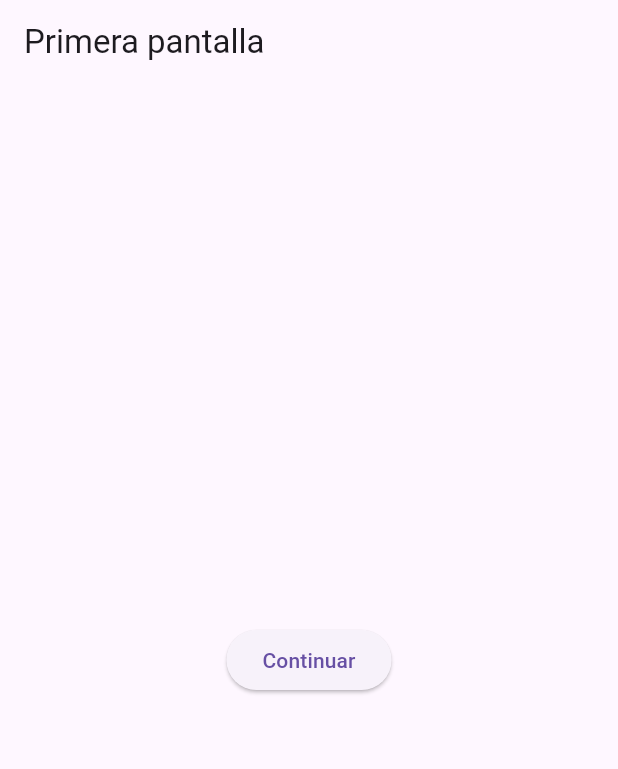
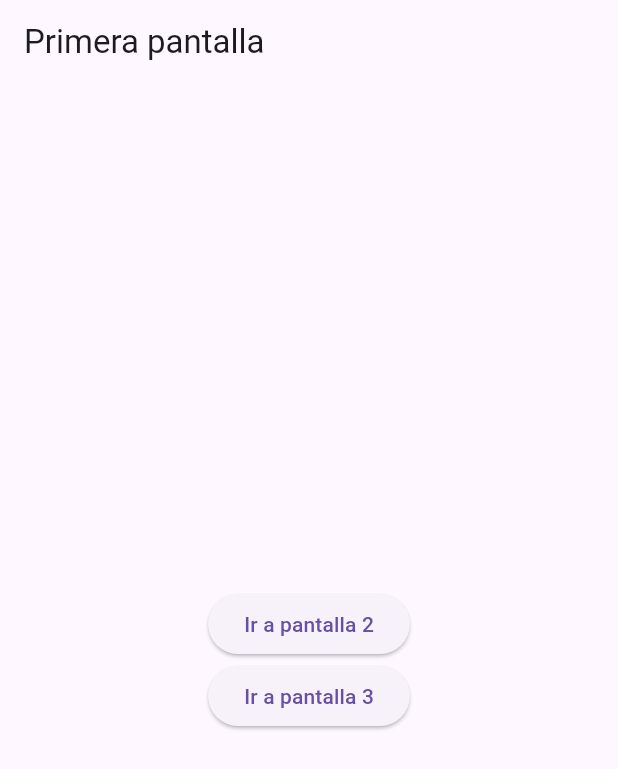
Before and after one commit to RafaEscobar/Flutter-Info-between-screens, a Flutter app: the screen it shows after launch, on a phone screen of 412 x 824 dp. Shown: the top 769 px of the screen. Run offline on Flutter 3.47's test engine with Material 3 defaults, Android fonts, the light colour scheme and no system bars.

Commit message:
Agrega btns centrados en la pantalla

```diff
--- a/lib/presentation/screens/screen_one.dart
+++ b/lib/presentation/screens/screen_one.dart
@@ -13,14 +13,28 @@ class ScreenOne extends StatelessWidget {
       title: const Text('Primera pantalla'),
      ),
      body: Center(
-      child: ElevatedButton(
+      child: Column(
+        mainAxisAlignment: MainAxisAlignment.center,
+        children: [
+          ElevatedButton(
             onPressed: (){
               Navigator.push(
                 context,
                 MaterialPageRoute(builder: (context) => const ScreenTwo()),
               );
             },
-        child: const Text('Continuar')
+            child: const Text('Ir a pantalla 2')
+          ),
+          ElevatedButton(
+            onPressed: (){
+              Navigator.push(
+                context,
+                MaterialPageRoute(builder: (context) => const ScreenTwo()),
+              );
+            },
+            child: const Text('Ir a pantalla 3')
+          ),
+        ],
       ),
      ),
     );
```
Also changed, not shown: lib/presentation/screens/screen_three.dart (+20 -0 lines). Lines whose indentation alone changed are shown as unchanged.
